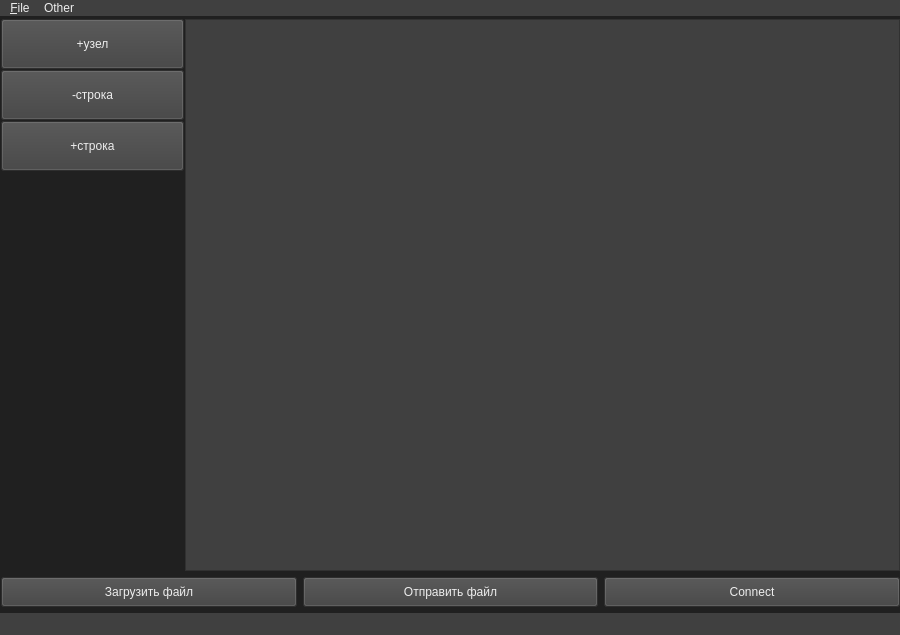
The window that mainwindow.ui (Fragers/Big-brother-is-watching-you) describes before a commit, drawn with Qt 5.
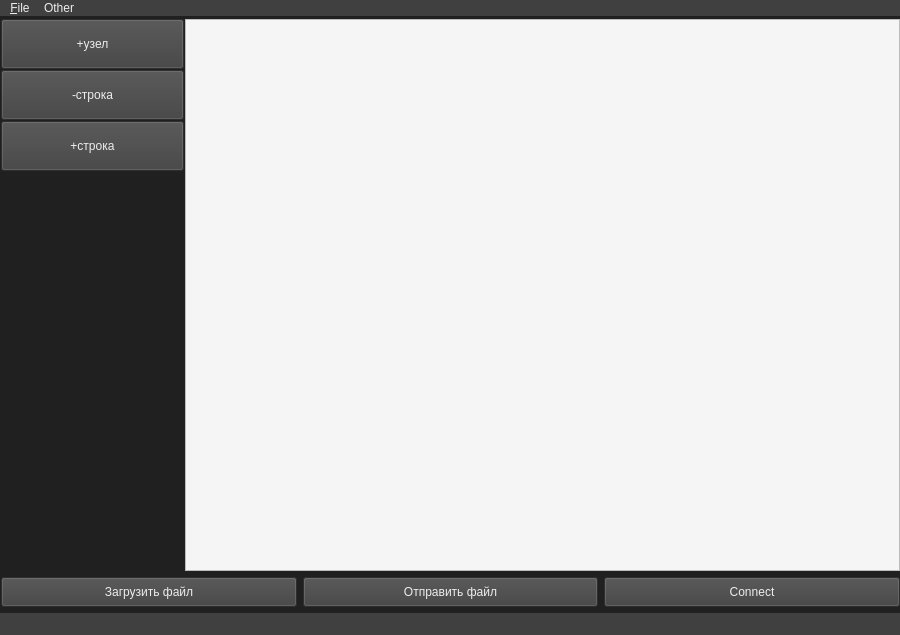
The same window after the commit. Icons and pictures are not drawn.

```diff
--- a/mainwindow.ui
+++ b/mainwindow.ui
@@ -171,6 +171,10 @@
          <property name="font">
           <font>
            <family>Allerta</family>
+           <pointsize>10</pointsize>
+           <weight>50</weight>
+           <italic>false</italic>
+           <bold>false</bold>
           </font>
          </property>
          <property name="autoFillBackground">
@@ -186,9 +190,10 @@
     border: 1px solid #6c6c6c;
 }
 QTreeView{
-	background: #404040;
-	alternate-background-color: #555555;
-	color:#ededed;
+	background: 	#F5F5F5;
+	alternate-background-color: 	#ededed;
+	color:	#4f4f4f ;
+	font: 10pt;
 	
 }
 
```
